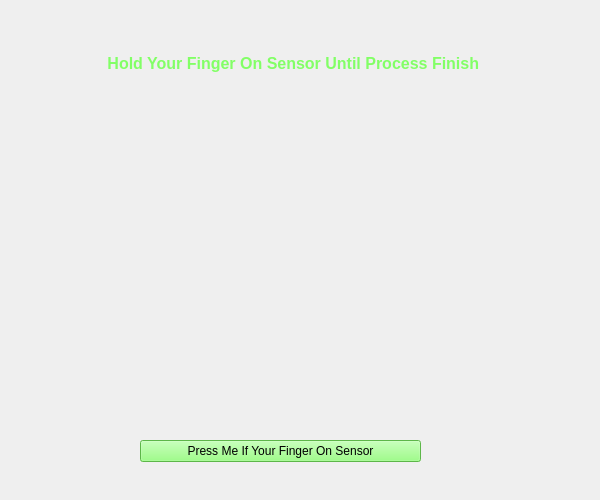
Old version of the form finger.ui in the repository oussemaissaoui/ProjectCpp.
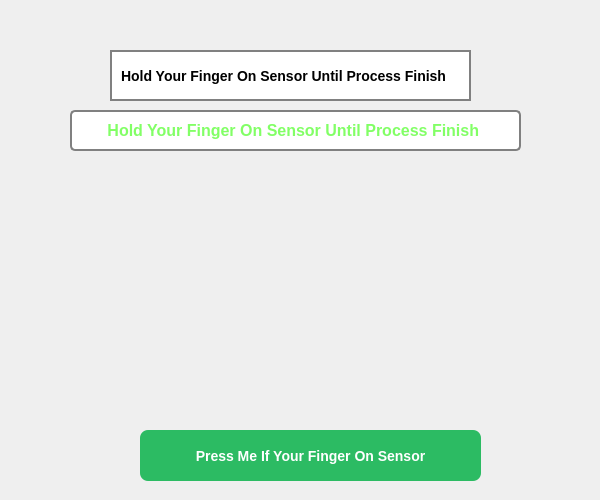
New version of the form. Icons and pictures are not drawn.

Diff of the .ui file:
```diff
--- a/finger.ui
+++ b/finger.ui
@@ -179,14 +179,29 @@
        <property name="geometry">
         <rect>
          <x>70</x>
-         <y>50</y>
+         <y>110</y>
          <width>451</width>
          <height>41</height>
         </rect>
        </property>
        <property name="styleSheet">
-        <string notr="true">border:none;
-background-color: rgba(255, 255, 255, 0);</string>
+        <string notr="true">QTextEdit {
+  padding: 5px;
+  border: 2px solid #808080;
+  border-radius: 5px;
+  background-color: white;
+  color: black;
+}
+
+QTextEdit:hover {
+  border-color: #2CBB63;
+}
+
+QTextEdit:focus {
+  border-color: #2CBB63;
+  outline: none;
+}
+</string>
        </property>
        <property name="html">
         <string>&lt;!DOCTYPE HTML PUBLIC &quot;-//W3C//DTD HTML 4.0//EN&quot; &quot;http://www.w3.org/TR/REC-html40/strict.dtd&quot;&gt;
@@ -203,15 +218,37 @@
        <property name="geometry">
         <rect>
          <x>140</x>
-         <y>440</y>
-         <width>281</width>
-         <height>22</height>
+         <y>430</y>
+         <width>341</width>
+         <height>51</height>
         </rect>
        </property>
        <property name="styleSheet">
-        <string notr="true">background-color: rgb(130, 255, 102);
-color: rgb(0, 0, 0);
-font: 87 10pt &quot;Arial Black&quot;;</string>
+        <string notr="true">QPushButton {
+  border: none;
+  border-radius: 8px;
+  padding: 10px 20px;
+  background-color: #2CBB63; /* Green color */
+  color: white;
+  font-size: 14px;
+  font-weight: bold;
+  text-transform: uppercase;
+  transition: background-color 0.3s ease;
+}
+
+QPushButton:hover {
+  background-color: #7AE59A; /* Lighter green color on hover */
+}
+
+QPushButton:pressed {
+  background-color: #A2EFB6; /* Lighter green color when pressed */
+  border: 5px solid #2CBB63; /* Green contour */
+}
+
+QPushButton:focus {
+  outline: none;
+  box-shadow: 0 0 0 3px rgba(0, 102, 204, 0.4);
+}</string>
        </property>
        <property name="text">
         <string>Press Me If Your Finger On Sensor</string>
@@ -220,6 +257,34 @@
         <bool>false</bool>
        </property>
       </widget>
+      <widget class="QLabel" name="label">
+       <property name="geometry">
+        <rect>
+         <x>110</x>
+         <y>50</y>
+         <width>361</width>
+         <height>51</height>
+        </rect>
+       </property>
+       <property name="styleSheet">
+        <string notr="true">QLabel {
+  padding: 5px;
+  border: 2px solid grey; /* Grey underline */
+  background-color: white; /* White background */
+  color: black; /* Black text color */
+  font-weight: bold; /* Bolder text */
+  font-size:14px;
+}
+
+QLabel:hover {
+  border-color: #2CBB63; /* Green underline color on hover */
+  color: black; /* Dark green text color on hover */
+}</string>
+       </property>
+       <property name="text">
+        <string>Hold Your Finger On Sensor Until Process Finish </string>
+       </property>
+      </widget>
      </widget>
     </widget>
    </item>
```
